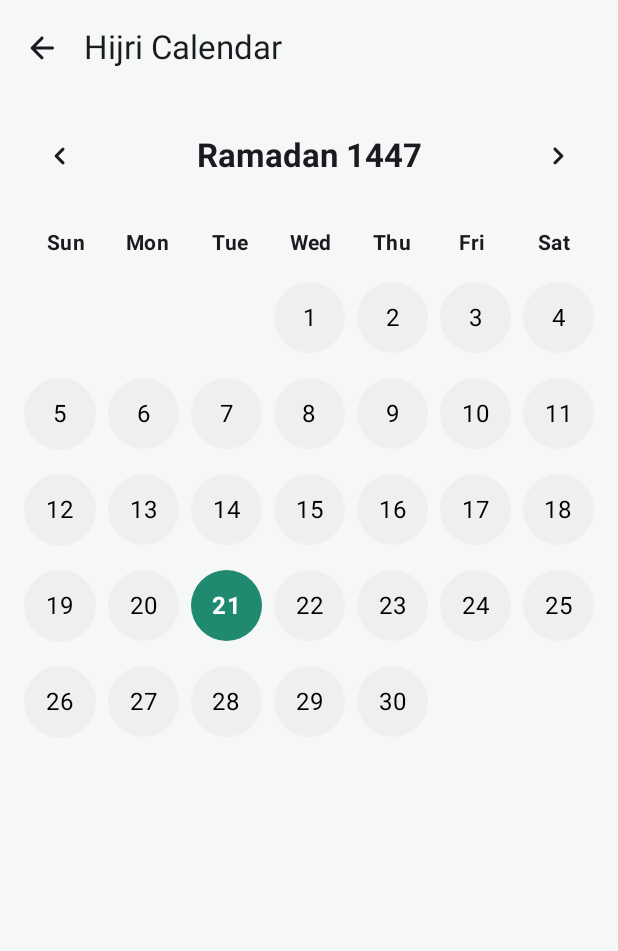
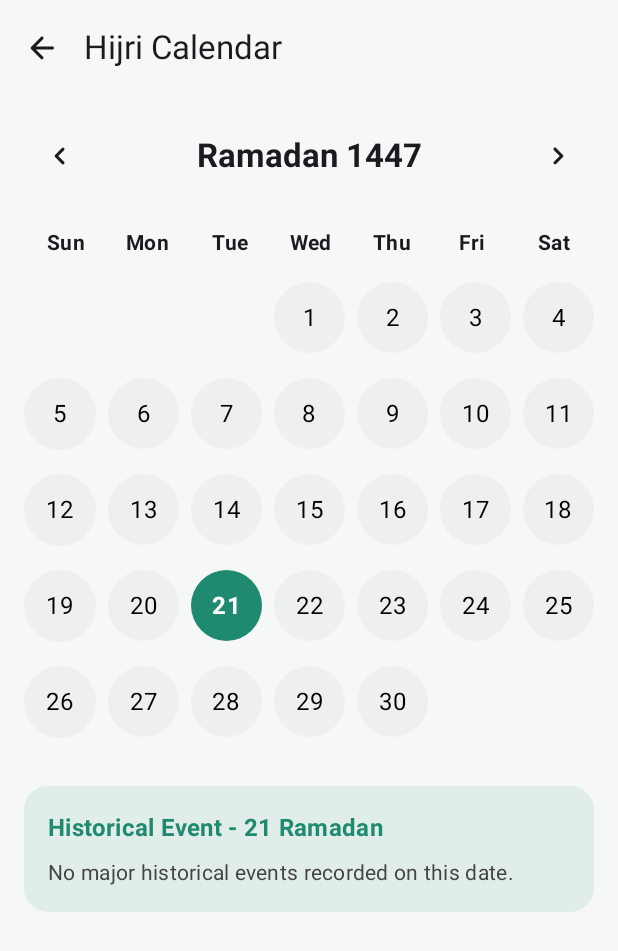
Before and after one commit to UmairOye/Islamic_App, an Android app built with Jetpack Compose: the screen it shows after launch (MainActivity), after a tap on "Hijri", on a phone screen of 412 x 824 dp. Shown: the top 951 px of the screen. Run offline under Robolectric (Android 15) with nearby library versions, the phone set to English and light mode, and no system bars; our stand-ins replace Dagger/Hilt's generated code, Room's generated code.

Commit message:
feat: add interactive historical events to Hijri calendar
- Implemented `IslamicEventsProvider` to act as a local database for significant Islamic historical events indexed by Hijri month and day.
- Updated `CalendarUtils` to expose `monthIndex` to easily map dates to historical events.
- Updated `CalendarView` to track the user's selected day and display an interactive, elegantly styled card below the Hijri calendar showcasing the historical event for that specific day.
- Re-architected state tracking to automatically select the current day or default to the 1st of the month, improving UX.

Co-authored-by: UmairOye <120459335+UmairOye@users.noreply.github.com>

```diff
--- a/app/src/main/java/com/ub/islamicapp/presentation/components/CalendarView.kt
+++ b/app/src/main/java/com/ub/islamicapp/presentation/components/CalendarView.kt
@@ -25,6 +25,8 @@ import androidx.compose.ui.unit.dp
 import com.ub.islamicapp.theme.PrimaryGreen
 import com.ub.islamicapp.utils.CalendarUtils
 import com.ub.islamicapp.utils.MonthData
+import com.ub.islamicapp.utils.IslamicEventsProvider
+import androidx.compose.foundation.shape.RoundedCornerShape
 
 @Composable
 fun CalendarView(
@@ -32,11 +34,22 @@ fun CalendarView(
     modifier: Modifier = Modifier
 ) {
     var monthOffset by remember { mutableIntStateOf(0) }
+    var selectedDay by remember { mutableIntStateOf(-1) }
 
     val monthData = if (isHijri) {
         CalendarUtils.getHijriMonthData(monthOffset)
     } else {
         CalendarUtils.getGregorianMonthData(monthOffset)
+    }
+
+    // Automatically select "today" if in current month, otherwise 1st of month
+    LaunchedEffect(monthData) {
+        val todayCell = monthData.days.find { it.isToday }
+        if (todayCell != null) {
+            selectedDay = todayCell.dayOfMonth
+        } else {
+            selectedDay = 1
+        }
     }
 
     Column(modifier = modifier.fillMaxWidth().padding(16.dp)) {
@@ -86,25 +99,54 @@ fun CalendarView(
             horizontalArrangement = Arrangement.spacedBy(8.dp)
         ) {
             items(monthData.days) { day ->
+                val isSelected = (day.dayOfMonth == selectedDay)
+                val bgColor = if (isSelected) PrimaryGreen else if (day.isToday) PrimaryGreen.copy(alpha = 0.3f) else if (day.dayOfMonth > 0) Color.LightGray.copy(alpha = 0.2f) else Color.Transparent
+                val txtColor = if (isSelected) Color.White else if (day.isToday) PrimaryGreen else Color.Black
+
                 Box(
                     contentAlignment = Alignment.Center,
                     modifier = Modifier
                         .aspectRatio(1f)
                         .clip(CircleShape)
-                        .background(
-                            color = if (day.isToday) PrimaryGreen else if (day.dayOfMonth > 0) Color.LightGray.copy(alpha = 0.2f) else Color.Transparent
-                        )
-                        .clickable(enabled = day.dayOfMonth > 0) { /* Handle selection if needed */ }
+                        .background(bgColor)
+                        .clickable(enabled = day.dayOfMonth > 0) {
+                            selectedDay = day.dayOfMonth
+                        }
                 ) {
                     if (day.dayOfMonth > 0) {
                         Text(
                             text = day.dayOfMonth.toString(),
-                            color = if (day.isToday) Color.White else Color.Black,
-                            style = MaterialTheme.typography.bodyLarge.copy(fontWeight = if (day.isToday) FontWeight.Bold else FontWeight.Normal)
+                            color = txtColor,
+                            style = MaterialTheme.typography.bodyLarge.copy(fontWeight = if (isSelected || day.isToday) FontWeight.Bold else FontWeight.Normal)
                         )
                     }
                 }
             }
         }
+
+        // Event Card (If Hijri and selected)
+        if (isHijri && selectedDay > 0) {
+            Spacer(modifier = Modifier.height(32.dp))
+            val eventDesc = IslamicEventsProvider.getEventForDate(monthData.monthIndex, selectedDay)
+
+            androidx.compose.material3.Card(
+                modifier = Modifier.fillMaxWidth(),
+                colors = androidx.compose.material3.CardDefaults.cardColors(containerColor = PrimaryGreen.copy(alpha = 0.1f)),
+                shape = RoundedCornerShape(16.dp)
+            ) {
+                Column(modifier = Modifier.padding(16.dp)) {
+                    Text(
+                        text = "Historical Event - $selectedDay ${monthData.monthName}",
+                        style = MaterialTheme.typography.titleMedium.copy(fontWeight = FontWeight.Bold, color = PrimaryGreen)
+                    )
+                    Spacer(modifier = Modifier.height(8.dp))
+                    Text(
+                        text = eventDesc ?: "No major historical events recorded on this date.",
+                        style = MaterialTheme.typography.bodyMedium,
+                        color = Color.DarkGray
+                    )
+                }
+            }
+        }
     }
 }
--- a/app/src/main/java/com/ub/islamicapp/utils/CalendarUtils.kt
+++ b/app/src/main/java/com/ub/islamicapp/utils/CalendarUtils.kt
@@ -12,6 +12,7 @@ data class CalendarDay(
 
 data class MonthData(
     val monthName: String,
+    val monthIndex: Int,
     val year: Int,
     val days: List<CalendarDay>
 )
@@ -56,6 +57,7 @@ object CalendarUtils {
 
         return MonthData(
             monthName = monthNames[targetMonth],
+            monthIndex = targetMonth,
             year = targetYear,
             days = days
         )
@@ -100,11 +102,12 @@ object CalendarUtils {
 
             return MonthData(
                 monthName = monthNames[targetMonth],
+                monthIndex = targetMonth,
                 year = targetYear,
                 days = days
             )
         } else {
-            return MonthData("Unknown", 1445, emptyList())
+            return MonthData("Unknown", 0, 1445, emptyList())
         }
     }
 }
--- /dev/null
+++ b/app/src/main/java/com/ub/islamicapp/utils/IslamicEventsProvider.kt
@@ -0,0 +1,51 @@
+package com.ub.islamicapp.utils
+
+/**
+ * Provides static historical events based on the Hijri calendar.
+ * Month indexes are 0-based: 0 = Muharram, 1 = Safar, ..., 8 = Ramadan, ..., 11 = Dhu al-Hijjah
+ */
+object IslamicEventsProvider {
+
+    // Map of Month Index to Map of Day -> Event String
+    private val hijriEvents: Map<Int, Map<Int, String>> = mapOf(
+        0 to mapOf( // Muharram
+            1 to "Islamic New Year.",
+            10 to "Day of Ashura. Fasting is recommended. The day Musa (AS) was saved from Pharaoh, and the martyrdom of Husayn ibn Ali."
+        ),
+        1 to mapOf( // Safar
+            28 to "Martyrdom of Imam Hasan (AS)." // Various opinions, just a major one
+        ),
+        2 to mapOf( // Rabi' al-Awwal
+            12 to "Mawlid an-Nabi (Birth of Prophet Muhammad PBUH) [according to Sunni tradition]."
+        ),
+        6 to mapOf( // Rajab
+            27 to "Isra and Mi'raj (The Night Journey and Ascension of Prophet Muhammad PBUH)."
+        ),
+        7 to mapOf( // Sha'ban
+            15 to "Mid-Sha'ban (Laylat al-Bara'at). A night of forgiveness and mercy."
+        ),
+        8 to mapOf( // Ramadan
+            1 to "First day of Ramadan. Fasting begins.",
+            17 to "The Battle of Badr (2 AH).",
+            20 to "Conquest of Makkah (8 AH).",
+            27 to "Observed as Laylat al-Qadr (The Night of Decree) by many, when the Quran was first revealed."
+        ),
+        9 to mapOf( // Shawwal
+            1 to "Eid al-Fitr. Celebration marking the end of Ramadan."
+        ),
+        10 to mapOf( // Dhu al-Qi'dah
+        ),
+        11 to mapOf( // Dhu al-Hijjah
+            8 to "First day of Hajj (Tarwiyah).",
+            9 to "Day of Arafah. The most important day of Hajj. Fasting is highly recommended for non-pilgrims.",
+            10 to "Eid al-Adha (Festival of Sacrifice) and the Day of Nahr.",
+            11 to "First of the Days of Tashreeq.",
+            12 to "Second of the Days of Tashreeq.",
+            13 to "Third of the Days of Tashreeq."
+        )
+    )
+
+    fun getEventForDate(monthIndex: Int, day: Int): String? {
+        return hijriEvents[monthIndex]?.get(day)
+    }
+}
```
